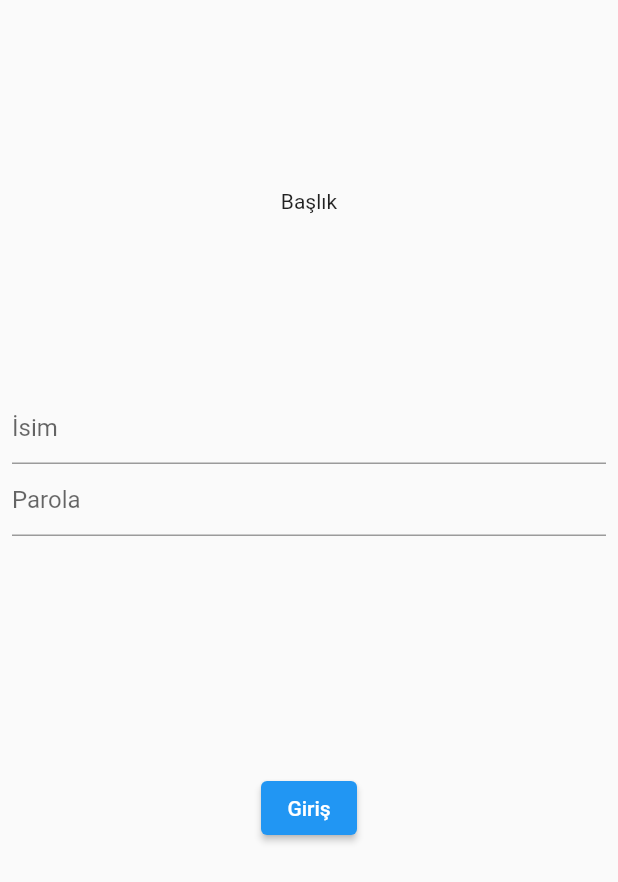
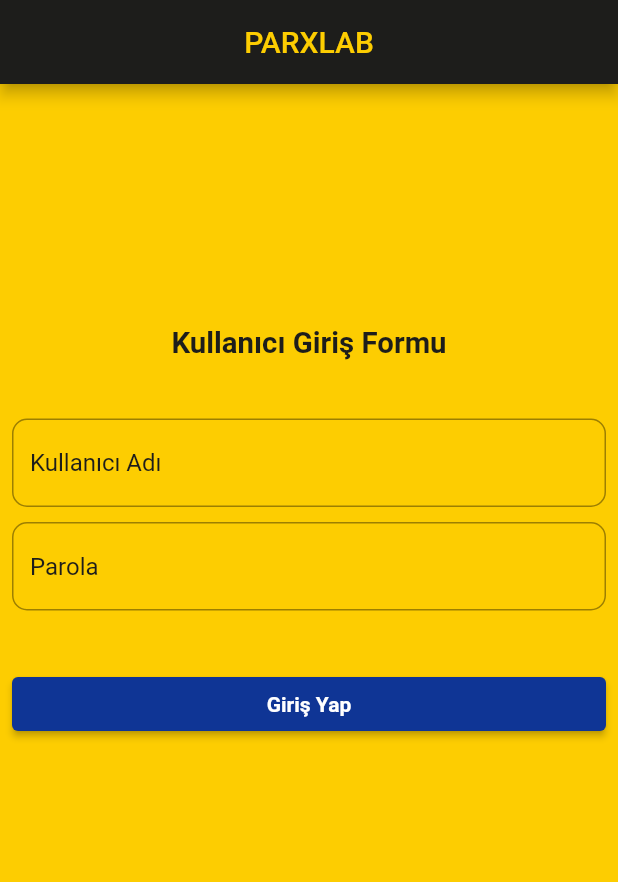
Before and after one commit to hasan-ciftci/flutter_ocr, a Flutter app: the screen it shows after launch, on a phone screen of 412 x 824 dp. Shown: the top 882 px of the screen. Run offline on Flutter 3.47's test engine with Material 2 defaults, Android fonts, the phone set to English and light mode, and no system bars; our stand-ins replace data_connection_checker, flutter_mobx, geolocator, image_picker, mobx; missing offline and left inert: firebase_ml_vision; accounts and stored records are empty; generated files the repository leaves out were written again.

Commit message:
Login page ui changes.

```diff
--- a/lib/core/components/custom_elevated_button.dart
+++ b/lib/core/components/custom_elevated_button.dart
@@ -4,12 +4,14 @@ class CustomElevatedButton extends StatelessWidget {
   final Function onPressed;
   final String buttonText;
   final Color buttonColor;
+  final Color buttonTextColor;
 
   const CustomElevatedButton(
       {Key key,
       @required this.onPressed,
       @required this.buttonText,
-      this.buttonColor})
+      this.buttonColor,
+      this.buttonTextColor})
       : super(key: key);
 
   @override
@@ -25,7 +27,9 @@ class CustomElevatedButton extends StatelessWidget {
       ),
       child: Text(
         buttonText,
-        style: TextStyle(color: Colors.white),
+        style: TextStyle(
+            color: buttonTextColor ?? Colors.white,
+            fontWeight: FontWeight.bold),
       ),
       onPressed: onPressed,
     );
--- /dev/null
+++ b/lib/core/components/rectangle_text_form_field.dart
@@ -0,0 +1,29 @@
+import 'package:flutter/material.dart';
+import 'package:flutter_ocr/core/init/constants/color_constants.dart';
+
+class RectangleTextFormField extends StatelessWidget {
+  final String hintText;
+  final bool isObscure;
+
+  const RectangleTextFormField({
+    Key key,
+    @required this.hintText,
+    @required this.isObscure,
+  }) : super(key: key);
+
+  @override
+  Widget build(BuildContext context) {
+    return TextFormField(
+      obscureText: isObscure,
+      decoration: InputDecoration(
+        hintText: hintText,
+        hintStyle: TextStyle(color: ColorConstants.ISPARK_BLACK),
+        border: OutlineInputBorder(
+          borderRadius: BorderRadius.all(
+            Radius.circular(10.0),
+          ),
+        ),
+      ),
+    );
+  }
+}
--- /dev/null
+++ b/lib/core/init/constants/app_constants.dart
@@ -0,0 +1,3 @@
+class ApplicationConstants {
+  static const COMPANY_NAME = 'PARXLAB';
+}
--- /dev/null
+++ b/lib/core/init/constants/color_constants.dart
@@ -0,0 +1,8 @@
+import 'dart:ui';
+
+class ColorConstants {
+  static const ISPARK_BLUE = Color(0xFF0F3595);
+  static const ISPARK_YELLOW = Color(0xFFFDCD01);
+  static const ISPARK_BLACK = Color(0xFF1D1D1B);
+  static const ISPARK_WHITE = Color(0xFFFFFFFF);
+}
--- a/lib/view/login/view/login_view.dart
+++ b/lib/view/login/view/login_view.dart
@@ -1,6 +1,11 @@
 import 'package:flutter/material.dart';
+import 'package:flutter_ocr/core/components/rectangle_text_form_field.dart';
+import 'package:flutter_ocr/core/init/constants/app_constants.dart';
+import 'package:flutter_ocr/core/init/constants/color_constants.dart';
 import 'package:flutter_ocr/core/init/constants/navigation_root_name_constants.dart';
 import 'package:flutter_ocr/core/init/navigation/navigation_service.dart';
+
+import '../../../core/components/custom_elevated_button.dart';
 
 class LoginView extends StatefulWidget {
   @override
@@ -11,27 +16,65 @@ class _LoginViewState extends State<LoginView> {
   @override
   Widget build(BuildContext context) {
     return Scaffold(
-      body: Padding(
+        extendBodyBehindAppBar: false,
+        resizeToAvoidBottomInset: false,
+        backgroundColor: ColorConstants.ISPARK_YELLOW,
+        appBar: buildAppBar(
+            appBarText: ApplicationConstants.COMPANY_NAME,
+            appBarTextColor: ColorConstants.ISPARK_YELLOW,
+            appBarColor: ColorConstants.ISPARK_BLACK),
+        body: LayoutBuilder(
+          builder: (BuildContext context, BoxConstraints constraints) {
+            double height = constraints.maxHeight;
+            return Padding(
+              padding: EdgeInsets.only(
+                  bottom: MediaQuery.of(context).viewInsets.bottom),
+              child: SingleChildScrollView(
+                reverse: true,
+                child: Padding(
                   padding: const EdgeInsets.all(8.0),
                   child: Column(
+                    crossAxisAlignment: CrossAxisAlignment.stretch,
+                    mainAxisAlignment: MainAxisAlignment.center,
                     children: [
-            Expanded(child: buildTopic()),
-            Expanded(child: buildLoginForm()),
+                      SizedBox(height: height * .2),
+                      buildTopic(),
+                      SizedBox(height: height * .05),
+                      buildLoginForm(),
+                      SizedBox(height: height * .05),
                       buildLoginButton(),
-            Spacer(),
                     ],
                   ),
+                ),
+              ),
+            );
+          },
+        ));
+  }
+
+  AppBar buildAppBar(
+      {@required String appBarText,
+      @required Color appBarTextColor,
+      @required Color appBarColor}) {
+    return AppBar(
+      backgroundColor: appBarColor,
+      centerTitle: true,
+      title: Text(
+        appBarText,
+        style: TextStyle(color: appBarTextColor),
       ),
     );
   }
 
-  ElevatedButton buildLoginButton() {
-    return ElevatedButton(
+  CustomElevatedButton buildLoginButton() {
+    return CustomElevatedButton(
+      buttonColor: ColorConstants.ISPARK_BLUE,
       onPressed: () {
         NavigationService.instance
             .navigateToPage(path: NavigationConstants.HOME_VIEW);
       },
-      child: Text("Giriş"),
+      buttonText: 'Giriş Yap',
+      buttonTextColor: ColorConstants.ISPARK_WHITE,
     );
   }
 
@@ -39,16 +82,27 @@ class _LoginViewState extends State<LoginView> {
     return Form(
       child: Column(
         children: [
-          TextFormField(
-            decoration: InputDecoration(hintText: "İsim"),
+          RectangleTextFormField(
+            isObscure: false,
+            hintText: 'Kullanıcı Adı',
           ),
-          TextFormField(
-            decoration: InputDecoration(hintText: "Parola"),
+          SizedBox(
+            height: 10,
+          ),
+          RectangleTextFormField(
+            isObscure: true,
+            hintText: 'Parola',
           ),
         ],
       ),
     );
   }
 
-  Center buildTopic() => Center(child: Text("Başlık"));
+  Center buildTopic() => Center(
+          child: Text(
+        "Kullanıcı Giriş Formu",
+        style: TextStyle(
+            color: ColorConstants.ISPARK_BLACK, fontWeight: FontWeight.bold),
+        textScaleFactor: 1.4,
+      ));
 }
```
Lines whose indentation alone changed are shown as unchanged.
